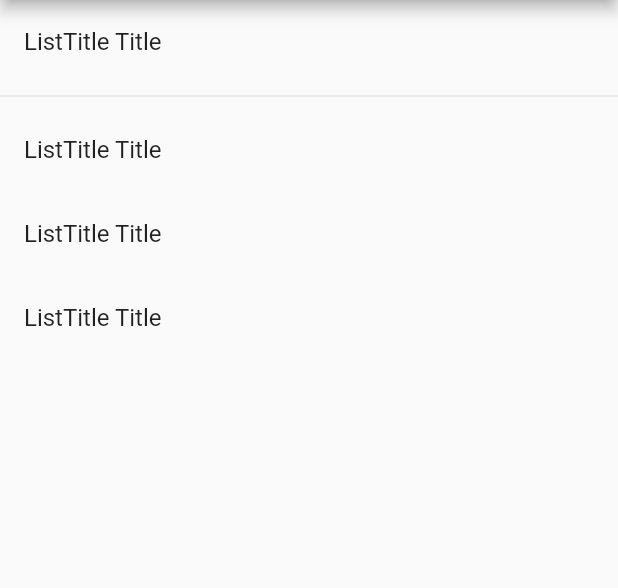
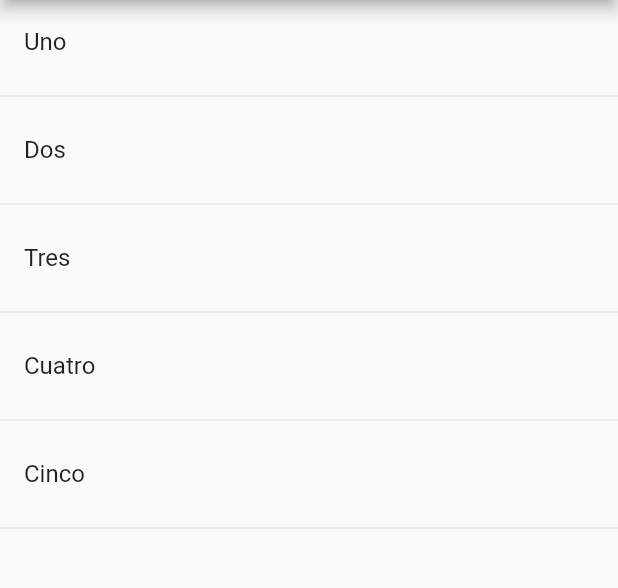
Before and after one commit to pmecheverryr/curso_flutter1_componentes, a Flutter app: the screen it shows after launch, on a phone screen of 412 x 824 dp, the part 84-672 px from its top. Run offline on Flutter 3.47's test engine with Material 2 defaults, Android fonts, the phone set to English and light mode, and no system bars.

Commit message:
Creando listas dinamicas

```diff
--- a/lib/src/home_temp.dart
+++ b/lib/src/home_temp.dart
@@ -1,6 +1,8 @@
 import 'package:flutter/material.dart';
 
 class HomePageTemp extends StatelessWidget {
+  final opciones = ['Uno', 'Dos', 'Tres', 'Cuatro', 'Cinco'];
+
   @override
   Widget build(BuildContext context) {
     return Scaffold(
@@ -8,21 +10,20 @@ class HomePageTemp extends StatelessWidget {
           title: Text('Componentes Tempo'),
         ),
         body: ListView(
-          children: <Widget>[
-            ListTile(
-              title: Text('ListTitle Title'),
-            ),
-            Divider(),
-            ListTile(
-              title: Text('ListTitle Title'),
-            ),
-            ListTile(
-              title: Text('ListTitle Title'),
-            ),
-            ListTile(
-              title: Text('ListTitle Title'),
-            )
-          ],
+          children: _crearItems(),
         ));
   }
+
+  List<Widget> _crearItems() {
+    List<Widget> lista = new List<Widget>();
+    for (String opt in opciones) {
+      final tempWidget = ListTile(
+        title: Text(opt),
+      );
+
+      lista..add(tempWidget)..add(Divider());
+    }
+
+    return lista;
+  }
 }
```
